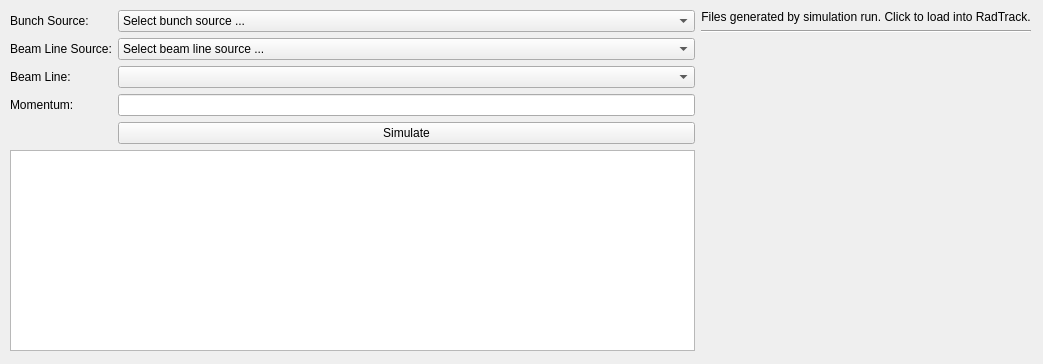
First picture: the form in radtrack/ui/rbele.ui, repository aerosadegh/radtrack, before the edit.
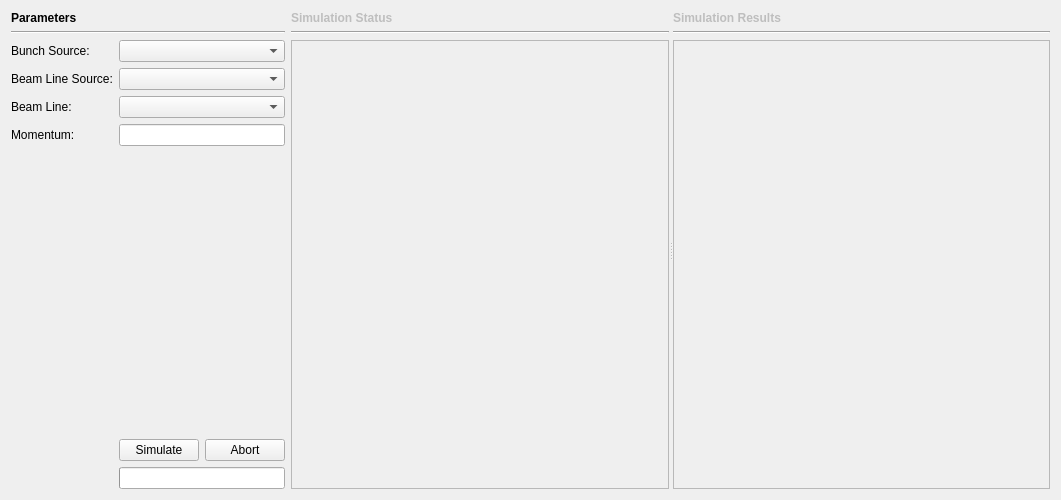
Second picture: the form after the edit.

What changed in the file:
```diff
--- a/radtrack/ui/rbele.ui
+++ b/radtrack/ui/rbele.ui
@@ -6,25 +6,44 @@
    <rect>
     <x>0</x>
     <y>0</y>
-    <width>1043</width>
-    <height>364</height>
+    <width>1061</width>
+    <height>500</height>
    </rect>
   </property>
+  <property name="sizePolicy">
+   <sizepolicy hsizetype="Expanding" vsizetype="Expanding">
+    <horstretch>0</horstretch>
+    <verstretch>0</verstretch>
+   </sizepolicy>
+  </property>
   <property name="windowTitle">
    <string>Form</string>
   </property>
-  <widget class="QWidget" name="horizontalLayoutWidget">
-   <property name="geometry">
-    <rect>
-     <x>10</x>
-     <y>10</y>
-     <width>1021</width>
-     <height>341</height>
-    </rect>
-   </property>
-   <layout class="QHBoxLayout" name="horizontalLayout_2">
+  <layout class="QHBoxLayout" name="horizontalLayout">
+   <item>
+    <layout class="QVBoxLayout" name="verticalLayout">
+     <item>
+      <widget class="QLabel" name="parametersLabel">
+       <property name="styleSheet">
+        <string notr="true">QLabel {font-weight:bold}</string>
+       </property>
+       <property name="text">
+        <string>Parameters</string>
+       </property>
+      </widget>
+     </item>
     <item>
-     <layout class="QFormLayout" name="formLayout_2">
+      <widget class="Line" name="line_2">
+       <property name="orientation">
+        <enum>Qt::Horizontal</enum>
+       </property>
+      </widget>
+     </item>
+     <item>
+      <layout class="QFormLayout" name="formLayout">
+       <property name="fieldGrowthPolicy">
+        <enum>QFormLayout::ExpandingFieldsGrow</enum>
+       </property>
       <item row="0" column="0">
        <widget class="QLabel" name="bunchSourceLabel">
         <property name="text">
@@ -34,16 +53,12 @@
       </item>
       <item row="0" column="1">
        <widget class="QComboBox" name="bunchSourceComboBox">
-        <item>
-         <property name="text">
-          <string>Select bunch source ...</string>
+         <property name="sizePolicy">
+          <sizepolicy hsizetype="Expanding" vsizetype="Fixed">
+           <horstretch>0</horstretch>
+           <verstretch>0</verstretch>
+          </sizepolicy>
          </property>
-        </item>
-        <item>
-         <property name="text">
-          <string>Another file ...</string>
-         </property>
-        </item>
        </widget>
       </item>
       <item row="1" column="0">
@@ -55,27 +70,36 @@
       </item>
       <item row="1" column="1">
        <widget class="QComboBox" name="beamLineSourceComboBox">
-        <item>
-         <property name="text">
-          <string>Select beam line source ...</string>
+         <property name="sizePolicy">
+          <sizepolicy hsizetype="Expanding" vsizetype="Fixed">
+           <horstretch>0</horstretch>
+           <verstretch>0</verstretch>
+          </sizepolicy>
          </property>
-        </item>
-        <item>
-         <property name="text">
-          <string>Another file ...</string>
-         </property>
-        </item>
        </widget>
       </item>
       <item row="2" column="0">
        <widget class="QLabel" name="beamLineLabel">
+         <property name="enabled">
+          <bool>true</bool>
+         </property>
         <property name="text">
          <string>Beam Line:</string>
         </property>
        </widget>
       </item>
       <item row="2" column="1">
-       <widget class="QComboBox" name="beamLineComboBox"/>
+        <widget class="QComboBox" name="beamLineComboBox">
+         <property name="enabled">
+          <bool>true</bool>
+         </property>
+         <property name="sizePolicy">
+          <sizepolicy hsizetype="Expanding" vsizetype="Fixed">
+           <horstretch>0</horstretch>
+           <verstretch>0</verstretch>
+          </sizepolicy>
+         </property>
+        </widget>
       </item>
       <item row="3" column="0">
        <widget class="QLabel" name="momentumLabel">
@@ -88,46 +112,6 @@
        <widget class="QLineEdit" name="momentumLineEdit"/>
       </item>
       <item row="4" column="1">
-       <widget class="QPushButton" name="pushButton">
-        <property name="text">
-         <string>Simulate</string>
-        </property>
-       </widget>
-      </item>
-      <item row="5" column="0" colspan="2">
-       <widget class="QTextEdit" name="textEdit_2"/>
-      </item>
-     </layout>
-    </item>
-    <item>
-     <layout class="QVBoxLayout" name="verticalLayout_4">
-      <property name="spacing">
-       <number>6</number>
-      </property>
-      <item>
-       <widget class="QLabel" name="label">
-        <property name="sizePolicy">
-         <sizepolicy hsizetype="Fixed" vsizetype="Fixed">
-          <horstretch>0</horstretch>
-          <verstretch>0</verstretch>
-         </sizepolicy>
-        </property>
-        <property name="text">
-         <string>Files generated by simulation run. Click to load into RadTrack.</string>
-        </property>
-        <property name="alignment">
-         <set>Qt::AlignHCenter|Qt::AlignTop</set>
-        </property>
-       </widget>
-      </item>
-      <item>
-       <widget class="Line" name="line">
-        <property name="orientation">
-         <enum>Qt::Horizontal</enum>
-        </property>
-       </widget>
-      </item>
-      <item>
        <spacer name="verticalSpacer">
         <property name="orientation">
          <enum>Qt::Vertical</enum>
@@ -135,15 +119,149 @@
         <property name="sizeHint" stdset="0">
          <size>
           <width>20</width>
-          <height>40</height>
+           <height>20</height>
          </size>
         </property>
        </spacer>
       </item>
-     </layout>
-    </item>
-   </layout>
-  </widget>
+       <item row="5" column="1">
+        <layout class="QHBoxLayout" name="horizontalLayout_4">
+         <item>
+          <widget class="QPushButton" name="simulateButton">
+           <property name="sizePolicy">
+            <sizepolicy hsizetype="Expanding" vsizetype="Fixed">
+             <horstretch>0</horstretch>
+             <verstretch>0</verstretch>
+            </sizepolicy>
+           </property>
+           <property name="text">
+            <string>Simulate</string>
+           </property>
+          </widget>
+         </item>
+         <item>
+          <widget class="QPushButton" name="abortButton">
+           <property name="sizePolicy">
+            <sizepolicy hsizetype="Expanding" vsizetype="Fixed">
+             <horstretch>0</horstretch>
+             <verstretch>0</verstretch>
+            </sizepolicy>
+           </property>
+           <property name="text">
+            <string>Abort</string>
+           </property>
+          </widget>
+         </item>
+        </layout>
+       </item>
+       <item row="6" column="1">
+        <widget class="QProgressBar" name="progressBar">
+         <property name="maximum">
+          <number>100</number>
+         </property>
+         <property name="value">
+          <number>0</number>
+         </property>
+         <property name="textVisible">
+          <bool>false</bool>
+         </property>
+         <property name="invertedAppearance">
+          <bool>false</bool>
+         </property>
+        </widget>
+       </item>
+      </layout>
+     </item>
+    </layout>
+   </item>
+   <item>
+    <widget class="QSplitter" name="splitter">
+     <property name="sizePolicy">
+      <sizepolicy hsizetype="Expanding" vsizetype="Preferred">
+       <horstretch>1</horstretch>
+       <verstretch>0</verstretch>
+      </sizepolicy>
+     </property>
+     <property name="orientation">
+      <enum>Qt::Horizontal</enum>
+     </property>
+     <widget class="QWidget" name="layoutWidget">
+      <layout class="QVBoxLayout" name="verticalLayout_3">
+       <item>
+        <widget class="QLabel" name="simulationStatusLabel">
+         <property name="enabled">
+          <bool>false</bool>
+         </property>
+         <property name="styleSheet">
+          <string notr="true">QLabel {font-weight: bold}</string>
+         </property>
+         <property name="text">
+          <string>Simulation Status</string>
+         </property>
+        </widget>
+       </item>
+       <item>
+        <widget class="Line" name="line_3">
+         <property name="orientation">
+          <enum>Qt::Horizontal</enum>
+         </property>
+        </widget>
+       </item>
+       <item>
+        <widget class="QTextEdit" name="simulationStatusTextEdit">
+         <property name="enabled">
+          <bool>false</bool>
+         </property>
+         <property name="contextMenuPolicy">
+          <enum>Qt::CustomContextMenu</enum>
+         </property>
+         <property name="readOnly">
+          <bool>true</bool>
+         </property>
+        </widget>
+       </item>
+      </layout>
+     </widget>
+     <widget class="QWidget" name="layoutWidget">
+      <layout class="QVBoxLayout" name="verticalLayout_2">
+       <item>
+        <widget class="QLabel" name="simulationResultsLabel">
+         <property name="enabled">
+          <bool>false</bool>
+         </property>
+         <property name="styleSheet">
+          <string notr="true">QLabel {font-weight: bold}</string>
+         </property>
+         <property name="text">
+          <string>Simulation Results</string>
+         </property>
+        </widget>
+       </item>
+       <item>
+        <widget class="Line" name="line_4">
+         <property name="orientation">
+          <enum>Qt::Horizontal</enum>
+         </property>
+        </widget>
+       </item>
+       <item>
+        <widget class="QListWidget" name="simulationResultsListWidget">
+         <property name="enabled">
+          <bool>false</bool>
+         </property>
+         <property name="contextMenuPolicy">
+          <enum>Qt::CustomContextMenu</enum>
+         </property>
+         <property name="toolTip">
+          <string>Right-click to open the selected files.</string>
+         </property>
+        </widget>
+       </item>
+      </layout>
+     </widget>
+    </widget>
+   </item>
+  </layout>
  </widget>
  <resources/>
  <connections/>
```
Left out of the diff: 12 changed lines with no effect on the pictures. Lines whose indentation alone changed are shown as unchanged.
